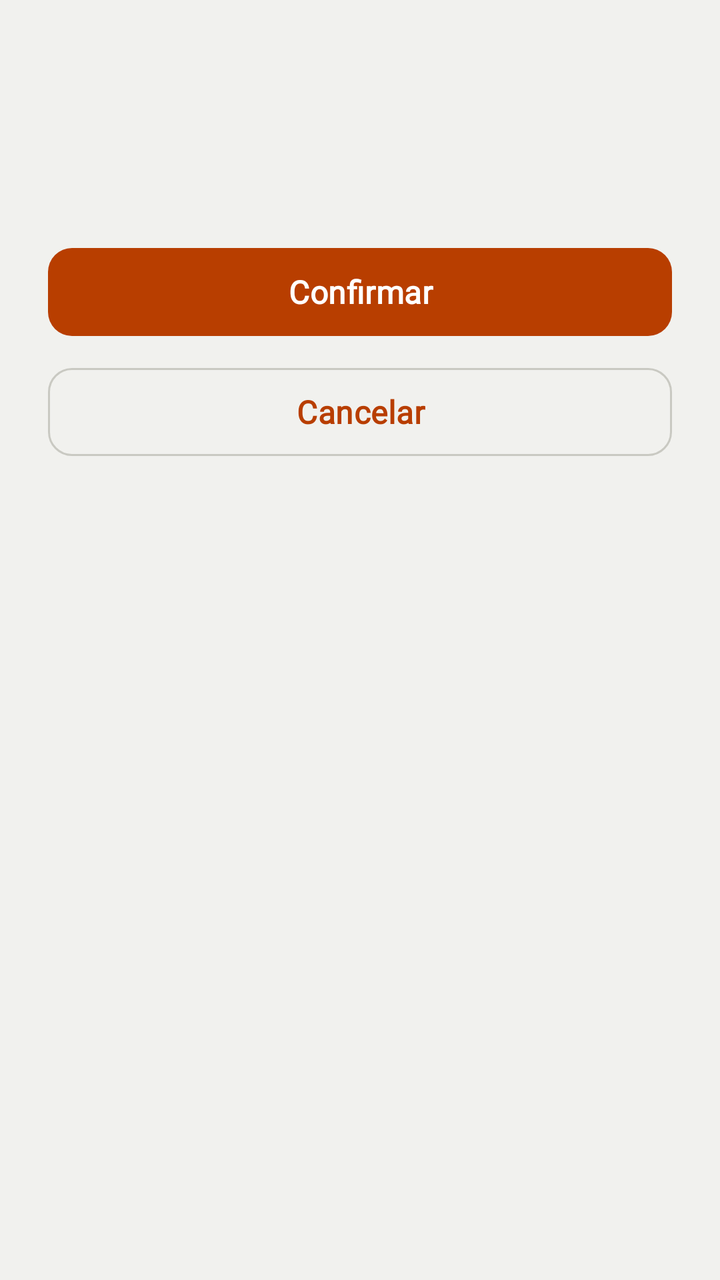
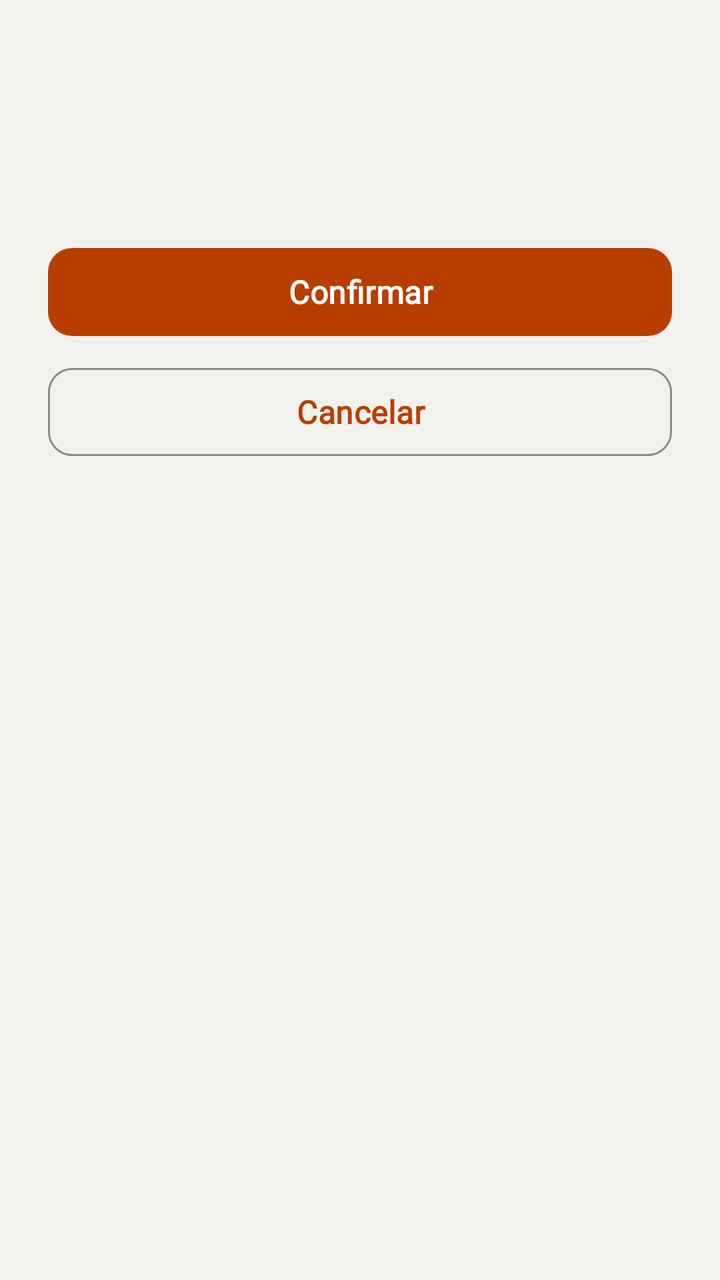

Before-and-after screenshots of an Android layout around one commit, followed by the original layout XML and the change that was made.
<!-- AndroidManifest.xml: application theme Theme.GymProFit -->
<!-- res/layout/dialog_custom.xml -->
<?xml version="1.0" encoding="utf-8"?>
<LinearLayout
    xmlns:android="http://schemas.android.com/apk/res/android"
    android:id="@+id/dialogRoot"
    android:layout_width="match_parent"
    android:layout_height="wrap_content"
    android:orientation="vertical"
    android:padding="24dp">

    
    <ImageView
        android:id="@+id/ivDialogIcono"
        android:layout_width="40dp"
        android:layout_height="40dp"
        android:layout_gravity="center_horizontal"
        android:src="@drawable/ic_info"
        android:contentDescription="@null"
        android:visibility="gone" />

    
    <TextView
        android:id="@+id/tvDialogTitulo"
        android:layout_width="wrap_content"
        android:layout_height="wrap_content"
        android:layout_gravity="center_horizontal"
        android:layout_marginTop="8dp"
        android:textSize="@dimen/text_title"
        android:textStyle="bold"
        android:textColor="?attr/colorOnSurface" />

    
    <TextView
        android:id="@+id/tvDialogMensaje"
        android:layout_width="wrap_content"
        android:layout_height="wrap_content"
        android:layout_gravity="center_horizontal"
        android:layout_marginTop="12dp"
        android:textSize="@dimen/text_body"
        android:textColor="?attr/colorOnSurface"
        android:alpha="0.7"
        android:gravity="center" />

    
    <com.google.android.material.button.MaterialButton
        android:id="@+id/btnDialogConfirmar"
        android:layout_width="match_parent"
        android:layout_height="52dp"
        android:layout_marginTop="24dp"
        android:text="@string/dialog_confirmar"
        app:cornerRadius="12dp"
        xmlns:app="http://schemas.android.com/apk/res-auto" />

    
    <com.google.android.material.button.MaterialButton
        android:id="@+id/btnDialogCancelar"
        style="@style/Widget.Material3.Button.OutlinedButton"
        android:layout_width="match_parent"
        android:layout_height="52dp"
        android:layout_marginTop="8dp"
        android:text="@string/dialog_cancelar"
        app:cornerRadius="12dp"
        xmlns:app="http://schemas.android.com/apk/res-auto" />

</LinearLayout>
<!-- resources referenced by this layout -->
<resources>
  <dimen name="text_body">17sp</dimen>
  <dimen name="text_title">22sp</dimen>
  <style name="Theme.GymProFit" parent="Theme.Material3.DayNight.NoActionBar">
          
          <item name="colorPrimary">@color/gp_primary</item>
          <item name="colorOnPrimary">@color/gp_on_primary</item>
          <item name="colorPrimaryContainer">@color/gp_primary_container</item>
          <item name="colorOnPrimaryContainer">@color/gp_on_primary_container</item>
          <item name="colorSecondary">@color/gp_gold</item>
          <item name="colorSurface">@color/gp_surface</item>
          <item name="colorOnSurface">@color/gp_on_surface</item>
          <item name="colorSurfaceVariant">@color/gp_surface_2</item>
          <item name="colorOnSurfaceVariant">@color/gp_text_secondary</item>
          <item name="colorOutline">@color/gp_stroke</item>
          <item name="colorOutlineVariant">@color/gp_stroke</item>
          <item name="colorError">@color/gp_error</item>
          <item name="android:colorBackground">@color/gp_background</item>
          <item name="android:windowBackground">@color/gp_background</item>
          <item name="android:textColorPrimary">@color/gp_on_surface</item>
          <item name="android:textColorSecondary">@color/gp_text_secondary</item>
  
          
          <item name="android:statusBarColor">@color/gp_background</item>
          <item name="android:navigationBarColor">@color/gp_background</item>
          <item name="android:windowLightStatusBar">true</item>
  
          
          <item name="android:windowAnimationStyle">@style/GymProFit.WindowAnimation</item>
  
          
          <item name="materialCardViewStyle">@style/Widget.GymProFit.Card</item>
          <item name="materialButtonStyle">@style/Widget.GymProFit.Button</item>
          <item name="chipStyle">@style/Widget.GymProFit.Chip</item>
          <item name="bottomNavigationStyle">@style/Widget.GymProFit.BottomNavigationView</item>
          <item name="floatingActionButtonStyle">@style/Widget.GymProFit.Fab</item>
          <item name="materialAlertDialogTheme">@style/ThemeOverlay.GymProFit.Dialog</item>
          <item name="popupMenuStyle">@style/Widget.GymProFit.PopupMenu</item>
          <item name="android:popupMenuStyle">@style/Widget.GymProFit.PopupMenu</item>
          <item name="snackbarStyle">@style/Widget.GymProFit.Snackbar</item>
  
          
          
          <item name="textAppearanceDisplayLarge">@style/Font.GymProFit.DisplayLarge</item>
          <item name="textAppearanceDisplayMedium">@style/Font.GymProFit.DisplayMedium</item>
          <item name="textAppearanceDisplaySmall">@style/Font.GymProFit.DisplaySmall</item>
          <item name="textAppearanceHeadlineLarge">@style/Font.GymProFit.HeadlineLarge</item>
          <item name="textAppearanceHeadlineMedium">@style/Font.GymProFit.HeadlineMedium</item>
          <item name="textAppearanceHeadlineSmall">@style/Font.GymProFit.HeadlineSmall</item>
          <item name="textAppearanceTitleLarge">@style/Font.GymProFit.TitleLarge</item>
          <item name="textAppearanceTitleMedium">@style/Font.GymProFit.TitleMedium</item>
          <item name="textAppearanceTitleSmall">@style/Font.GymProFit.TitleSmall</item>
          <item name="textAppearanceBodyLarge">@style/Font.GymProFit.BodyLarge</item>
          <item name="textAppearanceBodyMedium">@style/Font.GymProFit.BodyMedium</item>
          <item name="textAppearanceBodySmall">@style/Font.GymProFit.BodySmall</item>
          <item name="textAppearanceLabelLarge">@style/Font.GymProFit.LabelLarge</item>
          <item name="textAppearanceLabelMedium">@style/Font.GymProFit.LabelMedium</item>
          <item name="textAppearanceLabelSmall">@style/Font.GymProFit.LabelSmall</item>
      </style>
  <color name="gp_primary">#B83E00</color>
  <color name="gp_gold">#B58A2A</color>
  <color name="gp_surface">#FFFFFF</color>
  <color name="gp_surface_2">#E8E8E3</color>
  <color name="gp_stroke">#C9C9C2</color>
  <color name="gp_error">#C62828</color>
  <!-- unchanged entries left out for length: 35 -->
</resources>

<!-- the commit's change to res/layout/dialog_custom.xml (unified diff, before → after) -->
@@ -36,8 +36,7 @@
         android:layout_gravity="center_horizontal"
         android:layout_marginTop="12dp"
         android:textSize="@dimen/text_body"
-        android:textColor="?attr/colorOnSurface"
-        android:alpha="0.7"
+        android:textColor="?attr/colorOnSurfaceVariant"
         android:gravity="center" />
 
     
<!-- resource entries referenced after the edit -->
@@ -14,7 +14,7 @@
           <item name="colorSurfaceVariant">@color/gp_surface_2</item>
           <item name="colorOnSurfaceVariant">@color/gp_text_secondary</item>
           <item name="colorOutline">@color/gp_stroke</item>
-          <item name="colorOutlineVariant">@color/gp_stroke</item>
+          <item name="colorOutlineVariant">@color/gp_divider</item>
           <item name="colorError">@color/gp_error</item>
           <item name="android:colorBackground">@color/gp_background</item>
           <item name="android:windowBackground">@color/gp_background</item>
@@ -59,10 +59,11 @@
           <item name="textAppearanceLabelSmall">@style/Font.GymProFit.LabelSmall</item>
       </style>
   <color name="gp_primary">#B83E00</color>
-  <color name="gp_gold">#B58A2A</color>
+  <color name="gp_gold">#AE8528</color>
   <color name="gp_surface">#FFFFFF</color>
   <color name="gp_surface_2">#E8E8E3</color>
-  <color name="gp_stroke">#C9C9C2</color>
+  <color name="gp_stroke">#8C8C7D</color>
+  <color name="gp_divider">#C9C9C2</color>
   <color name="gp_error">#C62828</color>
   <!-- unchanged entries left out for length: 35 -->
 </resources>
